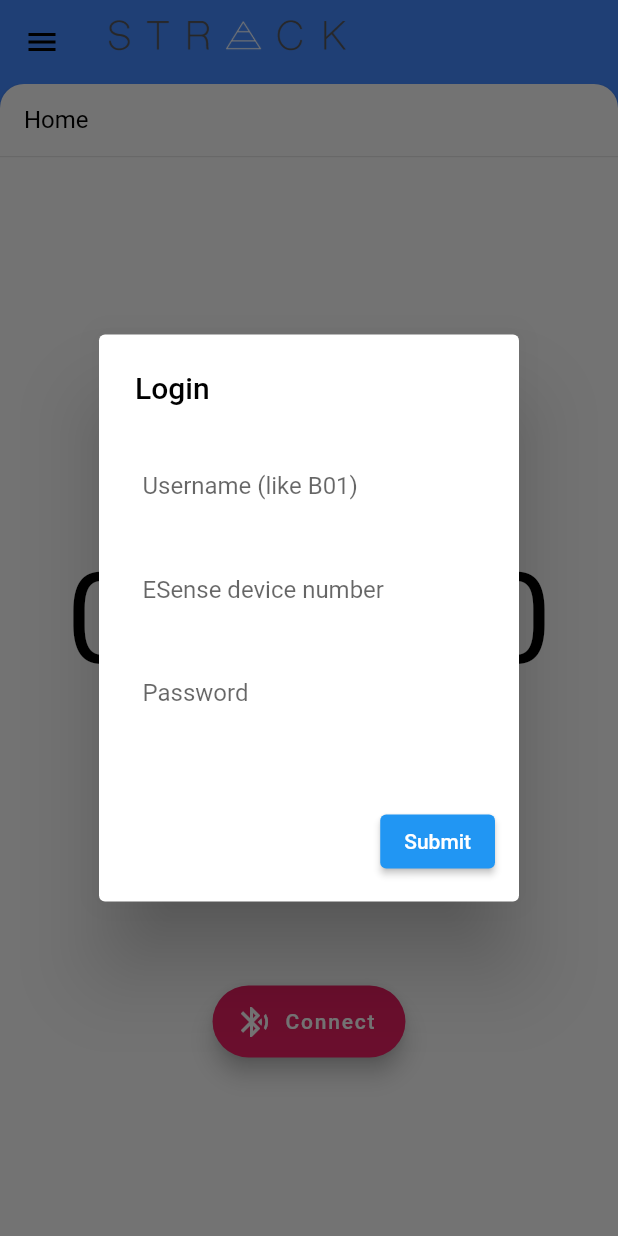
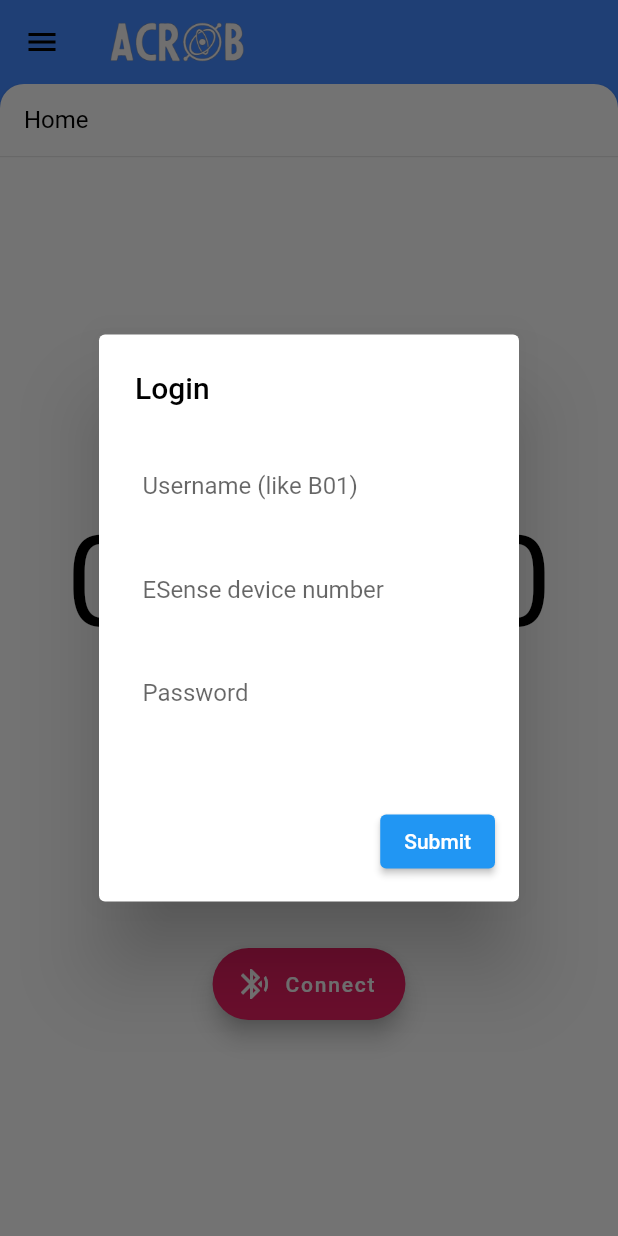
Before and after one commit to bianca-stanca/MTproject, a Flutter app: the screen it shows after launch, on a phone screen of 412 x 824 dp. Run offline on Flutter 3.47's test engine with Material 2 defaults, Android fonts, the phone set to English and light mode, and no system bars; our stand-ins replace csv, flutter_secure_storage, fluttertoast, permission_handler, shared_preferences and 1 more; missing offline and left inert: dart:ffi, esense_flutter; accounts and stored records are empty.

```diff
--- a/flutter_app/lib/main.dart
+++ b/flutter_app/lib/main.dart
@@ -17,7 +17,7 @@ class MyApp extends StatelessWidget {
   Widget build(BuildContext context) {
     return MaterialApp(
       debugShowCheckedModeBanner: false,
-      title: "STRACK",
+      title: "ACROB",
       theme: ThemeData(
         textTheme: Theme.of(context).textTheme.apply(
               bodyColor: Colors.black,
--- a/flutter_app/lib/screens/homepage.dart
+++ b/flutter_app/lib/screens/homepage.dart
@@ -436,7 +436,7 @@ class _HomepageState extends State<Homepage> {
                           Padding(
                             padding: const EdgeInsets.all(20.0),
                             child: Container(
-                                height: 200,
+                                height: 150,
                                 child: Row(
                                     mainAxisAlignment: MainAxisAlignment.center,
                                     crossAxisAlignment:
--- a/flutter_app/lib/utility/category_route.dart
+++ b/flutter_app/lib/utility/category_route.dart
@@ -136,7 +136,7 @@ class _CategoryRouteState extends State<CategoryRoute> {
           : _currentWidget,
       backPanel: listView,
       frontTitle: Image.asset(
-        'assets/images/strack_logo.png',
+        'assets/images/acrob_logo.png',
         height: 35,
         alignment: Alignment(1.0, 1.0),
       ),
--- a/flutter_app/pubspec.yaml
+++ b/flutter_app/pubspec.yaml
@@ -65,7 +65,7 @@ flutter:
 
   # To add assets to your application, add an assets section, like this:
   assets:
-    - assets/images/strack_logo.png
+    - assets/images/acrob_logo.png
   #  - images/a_dot_burr.jpeg
   #  - images/a_dot_ham.jpeg
 
```
Also changed, not shown: flutter_app/assets/images/acrob_logo.png (added), 1 other file.
